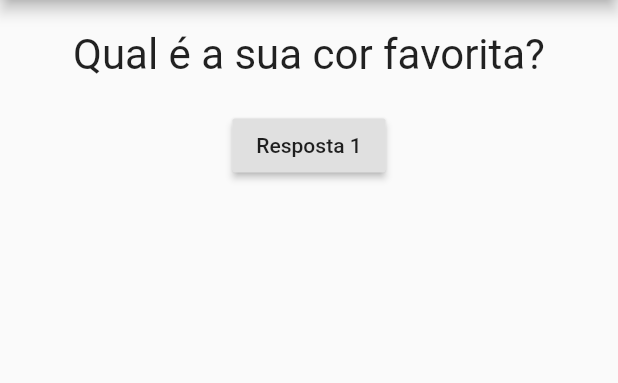
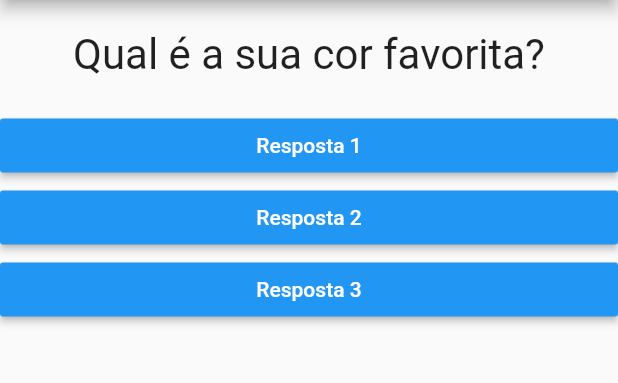
Before and after one commit to mateusgcoelho/projeto-quiz, a Flutter app: the screen it shows after launch, on a phone screen of 412 x 824 dp, the part 84-467 px from its top. Run offline on Flutter 3.47's test engine with Material 2 defaults, Android fonts, the phone set to English and light mode, and no system bars.

Commit message:
Edit: Estilizando botão

```diff
--- a/lib/main.dart
+++ b/lib/main.dart
@@ -32,7 +32,9 @@ class _PerguntaAppState extends State<PerguntaApp> {
         body: Column(
           children: <Widget>[
             Questao(perguntas[_perguntaSelecionada]),
-            Resposta('Resposta 1', _responder)
+            Resposta('Resposta 1', _responder),
+            Resposta('Resposta 2', _responder),
+            Resposta('Resposta 3', _responder),
           ],
         ),
       ),
--- a/lib/resposta.dart
+++ b/lib/resposta.dart
@@ -2,15 +2,20 @@ import 'package:flutter/material.dart';
 
 class Resposta extends StatelessWidget {
   final String texto;
-  final void Function() funcaoBotao;
+  final void Function() quandoSelecionado;
 
-  Resposta(this.texto, this.funcaoBotao);
+  Resposta(this.texto, this.quandoSelecionado);
 
   @override
   Widget build(BuildContext context) {
-    return RaisedButton(
-      child: Text(texto),
-      onPressed: () => funcaoBotao(),
+    return Container(
+      width: double.infinity,
+      child: RaisedButton(
+        textColor: Colors.white,
+        color: Colors.blue,
+        child: Text(texto),
+        onPressed: quandoSelecionado,
+      ),
     );
   }
 }
```
